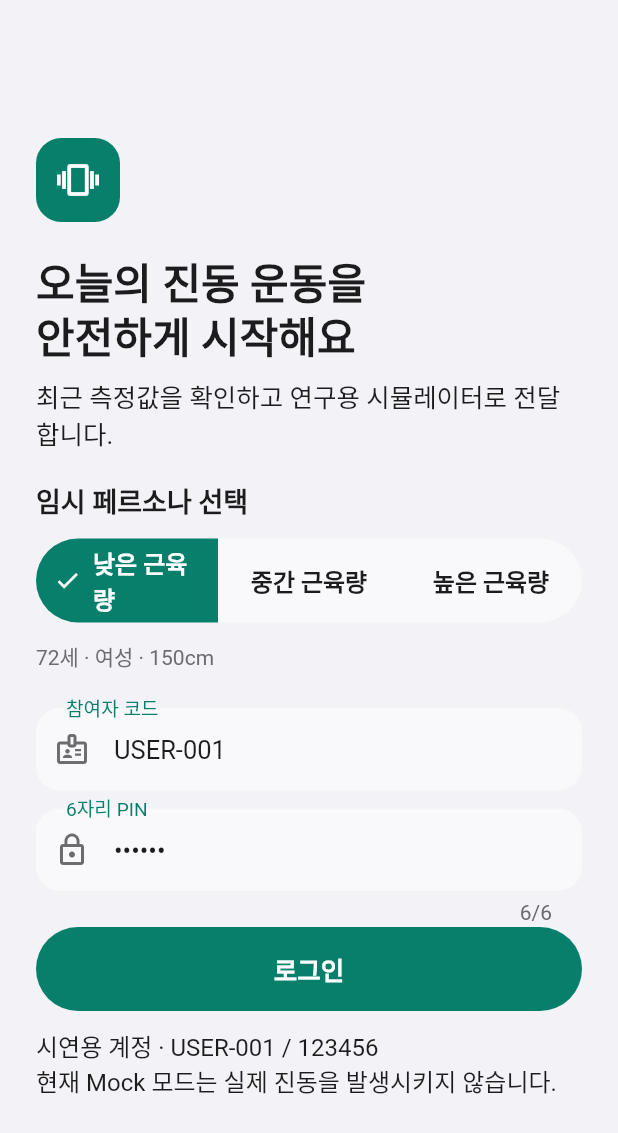
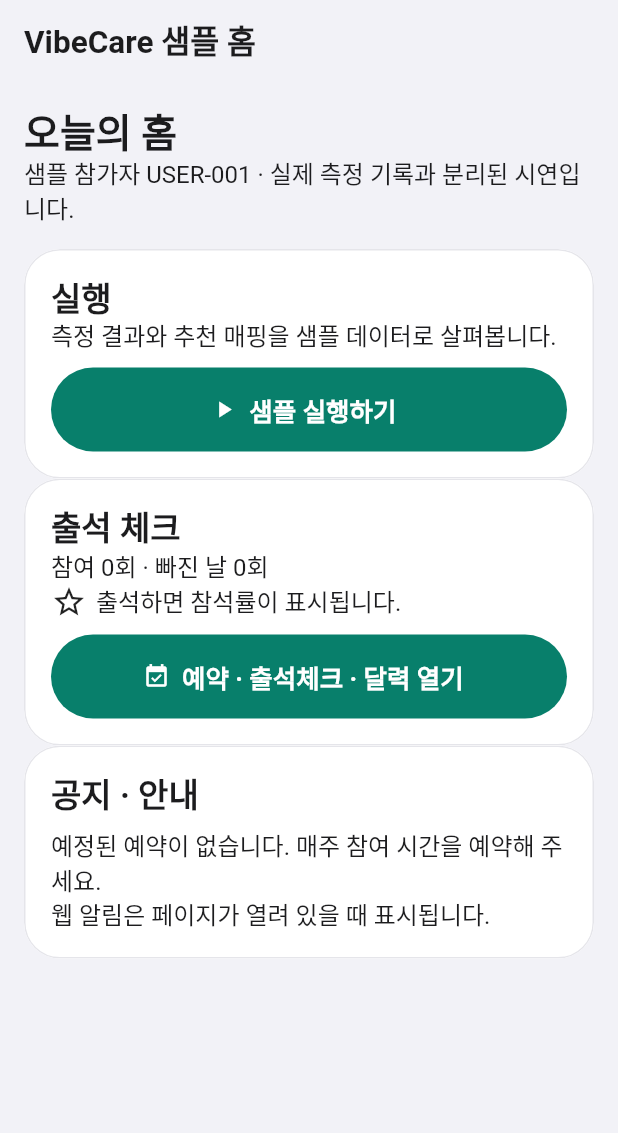
Before and after one commit to Dowon-Kang/vibecare-pilot, a Flutter app: the SamplePilotScope widget shown alone on an empty page, opened directly, on a phone screen of 412 x 824 dp. Shown: the top 1133 px of the screen. Run offline on Flutter 3.47's test engine with Material 3 defaults, Android fonts, the phone set to English and light mode, and no system bars; our stand-ins replace dio, flutter_riverpod, flutter_secure_storage, supabase_flutter; accounts and stored records are empty.

Commit message:
feat: add weekly participation home and attendance stars

```diff
--- /dev/null
+++ b/mobile-app/lib/screens/sample_home.dart
@@ -0,0 +1,149 @@
+import 'package:flutter/material.dart';
+import 'package:flutter_riverpod/flutter_riverpod.dart';
+
+import '../services/participation_repository.dart';
+import 'participation_screen.dart';
+import 'pilot_screen.dart';
+
+class SampleHome extends StatefulWidget {
+  const SampleHome({super.key});
+
+  @override
+  State<SampleHome> createState() => _SampleHomeState();
+}
+
+class _SampleHomeState extends State<SampleHome> {
+  static const _participantId = 'USER-001';
+  final _repository = const ParticipationRepository();
+  List<VisitBooking> _bookings = [];
+
+  @override
+  void initState() {
+    super.initState();
+    _reload();
+  }
+
+  Future<void> _reload() async {
+    try {
+      final bookings = await _repository.load(_participantId);
+      if (mounted) setState(() => _bookings = bookings);
+    } catch (_) {
+      // The participation screen shows a recoverable storage error.
+    }
+  }
+
+  Future<void> _openParticipation() async {
+    await Navigator.of(context).push<void>(
+      MaterialPageRoute(
+        builder: (_) => ParticipationScreen(
+          participantId: _participantId,
+          repository: _repository,
+          onChanged: _reload,
+        ),
+      ),
+    );
+    await _reload();
+  }
+
+  @override
+  Widget build(BuildContext context) {
+    final now = DateTime.now();
+    final summary = AttendanceSummary.fromBookings(_bookings, now);
+    final upcoming = _bookings.where((b) => b.startsAt.isAfter(now)).toList()
+      ..sort((a, b) => a.startsAt.compareTo(b.startsAt));
+    final sampleContainer = ProviderScope.containerOf(context);
+    return Scaffold(
+      appBar: AppBar(title: const Text('VibeCare 샘플 홈')),
+      body: ListView(
+        padding: const EdgeInsets.all(16),
+        children: [
+          Text('오늘의 홈', style: Theme.of(context).textTheme.headlineSmall),
+          const Text('샘플 참가자 USER-001 · 실제 측정 기록과 분리된 시연입니다.'),
+          const SizedBox(height: 16),
+          Card(
+            child: Padding(
+              padding: const EdgeInsets.all(18),
+              child: Column(
+                crossAxisAlignment: CrossAxisAlignment.stretch,
+                children: [
+                  Text('실행', style: Theme.of(context).textTheme.titleLarge),
+                  const Text('측정 결과와 추천 매핑을 샘플 데이터로 살펴봅니다.'),
+                  const SizedBox(height: 10),
+                  FilledButton.icon(
+                    onPressed: () => Navigator.of(context).push<void>(
+                      MaterialPageRoute(
+                        builder: (_) => UncontrolledProviderScope(
+                          container: sampleContainer,
+                          child: const PilotScreen(),
+                        ),
+                      ),
+                    ),
+                    icon: const Icon(Icons.play_arrow),
+                    label: const Text('샘플 실행하기'),
+                  ),
+                ],
+              ),
+            ),
+          ),
+          Card(
+            child: Padding(
+              padding: const EdgeInsets.all(18),
+              child: Column(
+                crossAxisAlignment: CrossAxisAlignment.stretch,
+                children: [
+                  Text('출석 체크', style: Theme.of(context).textTheme.titleLarge),
+                  Text('참여 ${summary.attended}회 · 빠진 날 ${summary.missed}회'),
+                  Row(
+                    children: [
+                      Icon(
+                        summary.hasStar ? Icons.star : Icons.star_border,
+                        color: summary.hasStar ? const Color(0xFFE5A700) : null,
+                      ),
+                      const SizedBox(width: 6),
+                      Expanded(
+                        child: Text(
+                          summary.rate == null
+                              ? '출석하면 참석률이 표시됩니다.'
+                              : '참석률 ${(summary.rate! * 100).round()}% · ${summary.hasStar ? '별 획득' : '80% 달성 시 별 획득'}',
+                        ),
+                      ),
+                    ],
+                  ),
+                  const SizedBox(height: 10),
+                  FilledButton.icon(
+                    onPressed: _openParticipation,
+                    icon: const Icon(Icons.event_available),
+                    label: const Text('예약 · 출석체크 · 달력 열기'),
+                  ),
+                ],
+              ),
+            ),
+          ),
+          Card(
+            child: Padding(
+              padding: const EdgeInsets.all(18),
+              child: Column(
+                crossAxisAlignment: CrossAxisAlignment.start,
+                children: [
+                  Text(
+                    '공지 · 안내',
+                    style: Theme.of(context).textTheme.titleLarge,
+                  ),
+                  const SizedBox(height: 8),
+                  Text(
+                    upcoming.isEmpty
+                        ? '예정된 예약이 없습니다. 매주 참여 시간을 예약해 주세요.'
+                        : '다음 참여: ${upcoming.first.startsAt.month}월 ${upcoming.first.startsAt.day}일 ${TimeOfDay.fromDateTime(upcoming.first.startsAt).format(context)}',
+                  ),
+                  if (summary.missed > 0)
+                    Text('빠진 날 ${summary.missed}회를 달력에서 확인해 주세요.'),
+                  const Text('웹 알림은 페이지가 열려 있을 때 표시됩니다.'),
+                ],
+              ),
+            ),
+          ),
+        ],
+      ),
+    );
+  }
+}
--- a/mobile-app/lib/screens/sample_pilot_scope.dart
+++ b/mobile-app/lib/screens/sample_pilot_scope.dart
@@ -2,7 +2,7 @@
 import 'package:flutter_riverpod/flutter_riverpod.dart';
 
 import '../app/app_environment.dart';
-import 'pilot_screen.dart';
+import 'sample_home.dart';
 
 /// A fresh container prevents a connected app session from supplying backend
 /// repositories to the explicitly labeled sample simulator.
@@ -31,6 +31,6 @@
   @override
   Widget build(BuildContext context) => UncontrolledProviderScope(
     container: _container,
-    child: const PilotScreen(),
+    child: const SampleHome(),
   );
 }
--- a/mobile-app/lib/screens/supabase_home.dart
+++ b/mobile-app/lib/screens/supabase_home.dart
@@ -24,6 +24,16 @@
       );
 }
 
+class _Announcement {
+  const _Announcement(this.title, this.body);
+
+  final String title;
+  final String body;
+
+  factory _Announcement.fromJson(Map<String, dynamic> row) =>
+      _Announcement(row['title'] as String, row['body'] as String);
+}
+
 class SupabaseHome extends StatefulWidget {
   const SupabaseHome({super.key});
 
@@ -41,6 +51,7 @@
   User? _user;
   List<_MeasurementPoint> _measurements = [];
   List<VisitBooking> _bookings = [];
+  List<_Announcement> _announcements = [];
   bool _busy = false;
   String? _message;
 
@@ -60,6 +71,7 @@
         if (_user == null) {
           _measurements = [];
           _bookings = [];
+          _announcements = [];
         }
       });
       if (_user != null) unawaited(_reload());
@@ -125,6 +137,11 @@
             )
             .order('measured_at', ascending: false),
         SupabaseParticipationRepository(_client).load(id),
+        _client
+            .from('announcements')
+            .select('title, body')
+            .order('published_at', ascending: false)
+            .limit(5),
       ]);
       if (!mounted || _client.auth.currentUser?.id != id) return;
       setState(() {
@@ -133,6 +150,10 @@
             _MeasurementPoint.fromJson(row as Map<String, dynamic>),
         ];
         _bookings = results[1] as List<VisitBooking>;
+        _announcements = [
+          for (final row in results[2] as List<dynamic>)
+            _Announcement.fromJson(row as Map<String, dynamic>),
+        ];
         _message = null;
       });
     } catch (_) {
@@ -241,11 +262,13 @@
 
   Widget _dashboard() {
     final now = DateTime.now();
-    final attended = _bookings.where((b) => b.attended).length;
-    final missed = _bookings.where((b) => b.isMissedAt(now)).length;
+    final summary = AttendanceSummary.fromBookings(_bookings, now);
+    final upcoming =
+        _bookings.where((booking) => booking.startsAt.isAfter(now)).toList()
+          ..sort((a, b) => a.startsAt.compareTo(b.startsAt));
     return Scaffold(
       appBar: AppBar(
-        title: const Text('VibeCare 참여 현황'),
+        title: const Text('VibeCare 홈'),
         actions: [
           IconButton(
             tooltip: '새로고침',
@@ -262,6 +285,10 @@
       body: ListView(
         padding: const EdgeInsets.all(16),
         children: [
+          Text('오늘의 홈', style: Theme.of(context).textTheme.headlineSmall),
+          const SizedBox(height: 4),
+          const Text('실행, 출석, 공지를 한곳에서 확인하세요.'),
+          const SizedBox(height: 16),
           if (_message != null) ...[
             Text(
               _message!,
@@ -275,16 +302,33 @@
               child: Column(
                 crossAxisAlignment: CrossAxisAlignment.stretch,
                 children: [
-                  Text('예약과 출석', style: Theme.of(context).textTheme.titleLarge),
+                  Text('출석 체크', style: Theme.of(context).textTheme.titleLarge),
                   const SizedBox(height: 8),
                   Text(
-                    '참여 $attended회 · 빠진 날 $missed회 · 예정 ${_bookings.length - attended - missed}회',
+                    '참여 ${summary.attended}회 · 빠진 날 ${summary.missed}회 · 예정 ${_bookings.length - summary.completed}회',
+                  ),
+                  const SizedBox(height: 8),
+                  Row(
+                    children: [
+                      Icon(
+                        summary.hasStar ? Icons.star : Icons.star_border,
+                        color: summary.hasStar ? const Color(0xFFE5A700) : null,
+                      ),
+                      const SizedBox(width: 6),
+                      Expanded(
+                        child: Text(
+                          summary.rate == null
+                              ? '첫 출석을 기다리고 있습니다.'
+                              : '참석률 ${(summary.rate! * 100).round()}% · ${summary.hasStar ? '별 획득' : '80% 달성 시 별 획득'}',
+                        ),
+                      ),
+                    ],
                   ),
                   const SizedBox(height: 12),
                   FilledButton.icon(
                     onPressed: _openParticipation,
                     icon: const Icon(Icons.event_available),
-                    label: const Text('예약·출석 달력 보기'),
+                    label: const Text('예약 · 출석체크 · 달력 열기'),
                   ),
                 ],
               ),
@@ -297,15 +341,51 @@
               child: Column(
                 crossAxisAlignment: CrossAxisAlignment.stretch,
                 children: [
-                  Text('샘플 시연', style: Theme.of(context).textTheme.titleLarge),
+                  Text('실행', style: Theme.of(context).textTheme.titleLarge),
                   const Text(
                     '측정값과 추천 매핑을 샘플 데이터로 체험할 수 있습니다. 이 값은 Supabase 기록이 아닙니다.',
                   ),
                   const SizedBox(height: 8),
                   OutlinedButton(
                     onPressed: _openDemo,
-                    child: const Text('샘플 시연 화면 보기'),
+                    child: const Text('샘플 시연 실행하기'),
                   ),
+                ],
+              ),
+            ),
+          ),
+          const SizedBox(height: 12),
+          Card(
+            child: Padding(
+              padding: const EdgeInsets.all(18),
+              child: Column(
+                crossAxisAlignment: CrossAxisAlignment.start,
+                children: [
+                  Text(
+                    '공지 · 안내',
+                    style: Theme.of(context).textTheme.titleLarge,
+                  ),
+                  const SizedBox(height: 8),
+                  Text(
+                    upcoming.isEmpty
+                        ? '예정된 예약이 없습니다. 출석 체크 화면에서 매주 참여 시간을 예약해 주세요.'
+                        : '다음 참여: ${upcoming.first.startsAt.month}월 ${upcoming.first.startsAt.day}일 ${TimeOfDay.fromDateTime(upcoming.first.startsAt).format(context)}',
+                  ),
+                  if (summary.missed > 0)
+                    Text('빠진 날 ${summary.missed}회가 있습니다. 출석 달력에서 확인해 주세요.'),
+                  const Text('웹 알림은 페이지가 열려 있을 때 표시됩니다.'),
+                  if (_announcements.isEmpty) ...[
+                    const SizedBox(height: 8),
+                    const Text('현재 운영 공지는 없습니다.'),
+                  ],
+                  for (final announcement in _announcements) ...[
+                    const Divider(),
+                    Text(
+                      announcement.title,
+                      style: Theme.of(context).textTheme.titleMedium,
+                    ),
+                    Text(announcement.body),
+                  ],
                 ],
               ),
             ),
--- a/mobile-app/lib/services/participation_repository.dart
+++ b/mobile-app/lib/services/participation_repository.dart
@@ -35,6 +35,60 @@
         ? null
         : DateTime.parse(json['checkedInAt'] as String),
   );
+}
+
+List<VisitBooking> createWeeklyBookings(
+  DateTime startsAt,
+  int weeks,
+  List<VisitBooking> existing,
+) {
+  if (weeks < 1 || weeks > 52) {
+    throw RangeError.range(weeks, 1, 52, 'weeks');
+  }
+  final batchId = DateTime.now().microsecondsSinceEpoch.toString();
+  return [
+    for (var week = 0; week < weeks; week++)
+      if (!existing.any(
+        (booking) => booking.startsAt.isAtSameMomentAs(
+          DateTime(
+            startsAt.year,
+            startsAt.month,
+            startsAt.day + 7 * week,
+            startsAt.hour,
+            startsAt.minute,
+          ),
+        ),
+      ))
+        VisitBooking(
+          id: '$batchId-$week',
+          startsAt: DateTime(
+            startsAt.year,
+            startsAt.month,
+            startsAt.day + 7 * week,
+            startsAt.hour,
+            startsAt.minute,
+          ),
+        ),
+  ];
+}
+
+class AttendanceSummary {
+  const AttendanceSummary(this.attended, this.missed);
+
+  factory AttendanceSummary.fromBookings(
+    List<VisitBooking> bookings,
+    DateTime now,
+  ) => AttendanceSummary(
+    bookings.where((booking) => booking.attended).length,
+    bookings.where((booking) => booking.isMissedAt(now)).length,
+  );
+
+  final int attended;
+  final int missed;
+
+  int get completed => attended + missed;
+  double? get rate => completed == 0 ? null : attended / completed;
+  bool get hasStar => rate != null && rate! >= 0.8;
 }
 
 abstract interface class VisitBookingRepository {
```
Also changed, not shown: mobile-app/lib/screens/participation_screen.dart (+68 -18 lines), 9 other files.
